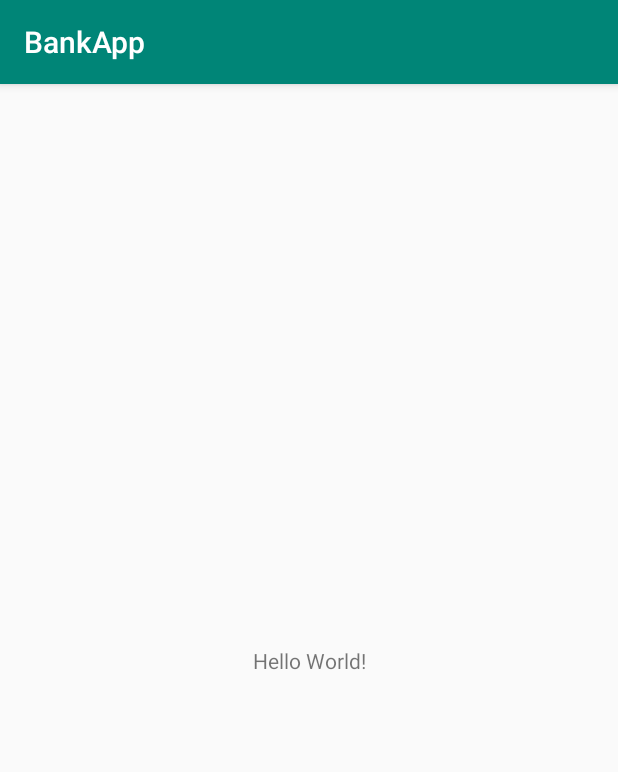
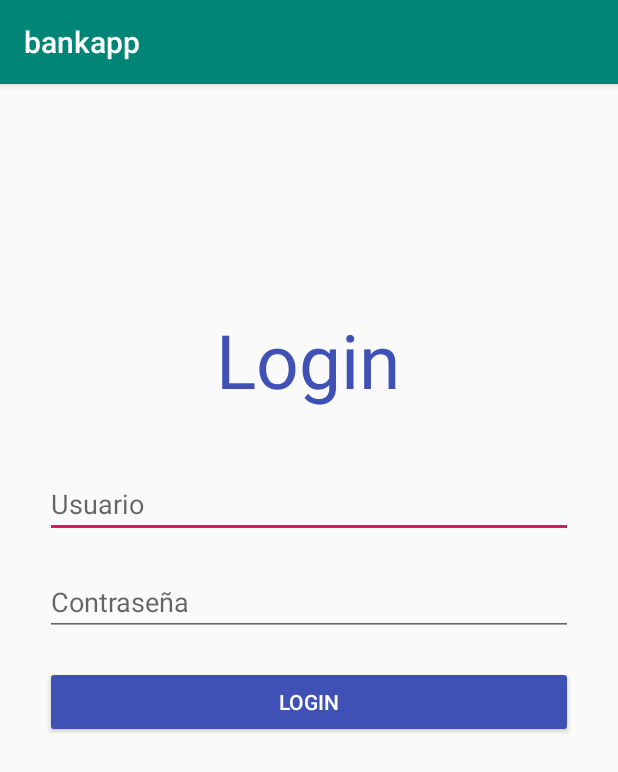
Before and after one commit to un-sei2019i-labs-tma/bank, an Android app: the MainActivity screen opened directly, with no data from a screen before it, on a phone screen of 412 x 824 dp. Shown: the top 772 px of the screen. Run offline under Robolectric (Android 15) with nearby library versions, the phone set to English and light mode, and no system bars.

Commit message:
aqui esta la ui mas fea del mundo

```diff
--- a/mobile_app/BankApp/app/build.gradle
+++ b/mobile_app/BankApp/app/build.gradle
@@ -21,6 +21,7 @@ android {
 dependencies {
     implementation fileTree(dir: 'libs', include: ['*.jar'])
     implementation 'com.android.support:appcompat-v7:28.0.0'
+    implementation 'com.android.support:design:28.0.0'
     implementation 'com.android.support.constraint:constraint-layout:1.1.3'
     testImplementation 'junit:junit:4.12'
     androidTestImplementation 'com.android.support.test:runner:1.0.2'
--- a/mobile_app/BankApp/app/src/main/java/com/example/bankapp/MainActivity.java
+++ b/mobile_app/BankApp/app/src/main/java/com/example/bankapp/MainActivity.java
@@ -2,12 +2,23 @@ package com.example.bankapp;
 
 import android.support.v7.app.AppCompatActivity;
 import android.os.Bundle;
+import android.widget.Button;
+import android.widget.EditText;
 
 public class MainActivity extends AppCompatActivity {
+
+    EditText mTextUsername;
+    EditText mTextPassword;
+    Button mButtonLogin;
+
 
     @Override
     protected void onCreate(Bundle savedInstanceState) {
         super.onCreate(savedInstanceState);
         setContentView(R.layout.activity_main);
+
+        mTextUsername = (EditText) findViewById(R.id.edituser);
+        mTextPassword = (EditText) findViewById(R.id.editpassword);
+        mButtonLogin = (Button) findViewById(R.id.buttonlogin);
     }
 }
--- a/mobile_app/BankApp/app/src/main/res/layout/activity_main.xml
+++ b/mobile_app/BankApp/app/src/main/res/layout/activity_main.xml
@@ -6,13 +6,68 @@
     android:layout_height="match_parent"
     tools:context=".MainActivity">
 
+    <EditText
+        android:id="@+id/edituser"
+        android:layout_width="match_parent"
+        android:layout_height="wrap_content"
+        android:layout_marginStart="30dp"
+        android:layout_marginTop="40dp"
+        android:layout_marginEnd="30dp"
+        android:autofillHints=""
+        android:ems="10"
+        android:hint="@string/User"
+        android:inputType="number"
+        app:layout_constraintEnd_toEndOf="parent"
+        app:layout_constraintHorizontal_bias="0.0"
+        app:layout_constraintStart_toStartOf="parent"
+        app:layout_constraintTop_toBottomOf="@+id/texthome" />
+
+    <EditText
+        android:id="@+id/editpassword"
+        android:layout_width="match_parent"
+        android:layout_height="wrap_content"
+        android:layout_marginStart="30dp"
+        android:layout_marginTop="20dp"
+        android:layout_marginEnd="30dp"
+        android:ems="10"
+        android:hint="@string/password"
+        android:inputType="textPassword"
+        app:layout_constraintEnd_toEndOf="parent"
+        app:layout_constraintHorizontal_bias="0.0"
+        app:layout_constraintStart_toStartOf="parent"
+        app:layout_constraintTop_toBottomOf="@+id/edituser"
+        android:autofillHints="" />
+
     <TextView
+        android:id="@+id/texthome"
         android:layout_width="wrap_content"
         android:layout_height="wrap_content"
-        android:text="Hello World!"
-        app:layout_constraintBottom_toBottomOf="parent"
-        app:layout_constraintLeft_toLeftOf="parent"
-        app:layout_constraintRight_toRightOf="parent"
+        android:layout_marginStart="8dp"
+        android:layout_marginTop="150dp"
+        android:layout_marginEnd="8dp"
+        android:text="@string/homepage"
+        android:textAppearance="@style/TextAppearance.AppCompat.Body1"
+        android:textColor="#3F51B5"
+        android:textColorHighlight="#0017299B"
+        android:textSize="50sp"
+        app:layout_constraintEnd_toEndOf="parent"
+        app:layout_constraintHorizontal_bias="0.498"
+        app:layout_constraintStart_toStartOf="parent"
         app:layout_constraintTop_toTopOf="parent" />
 
+    <Button
+        android:id="@+id/buttonlogin"
+        android:layout_width="match_parent"
+        android:layout_height="wrap_content"
+        android:layout_marginStart="30dp"
+        android:layout_marginTop="20dp"
+        android:layout_marginEnd="30dp"
+        android:backgroundTint="#3F51B5"
+        android:text="@string/Login"
+        android:textColor="#FFFFFF"
+        android:textColorHighlight="#FFFEFE"
+        app:layout_constraintEnd_toEndOf="parent"
+        app:layout_constraintStart_toStartOf="parent"
+        app:layout_constraintTop_toBottomOf="@+id/editpassword" />
+
 </android.support.constraint.ConstraintLayout>
--- a/mobile_app/BankApp/app/src/main/res/values/strings.xml
+++ b/mobile_app/BankApp/app/src/main/res/values/strings.xml
@@ -1,3 +1,7 @@
 <resources>
-    <string name="app_name">BankApp</string>
+    <string name="app_name">bankapp</string>
+    <string name="password">Contraseña</string>
+    <string name="homepage">Login</string>
+    <string name="User">Usuario</string>
+    <string name="Login">login</string>
 </resources>
```
Also changed, not shown: mobile_app/BankApp/gradle/wrapper/gradle-wrapper.properties.
